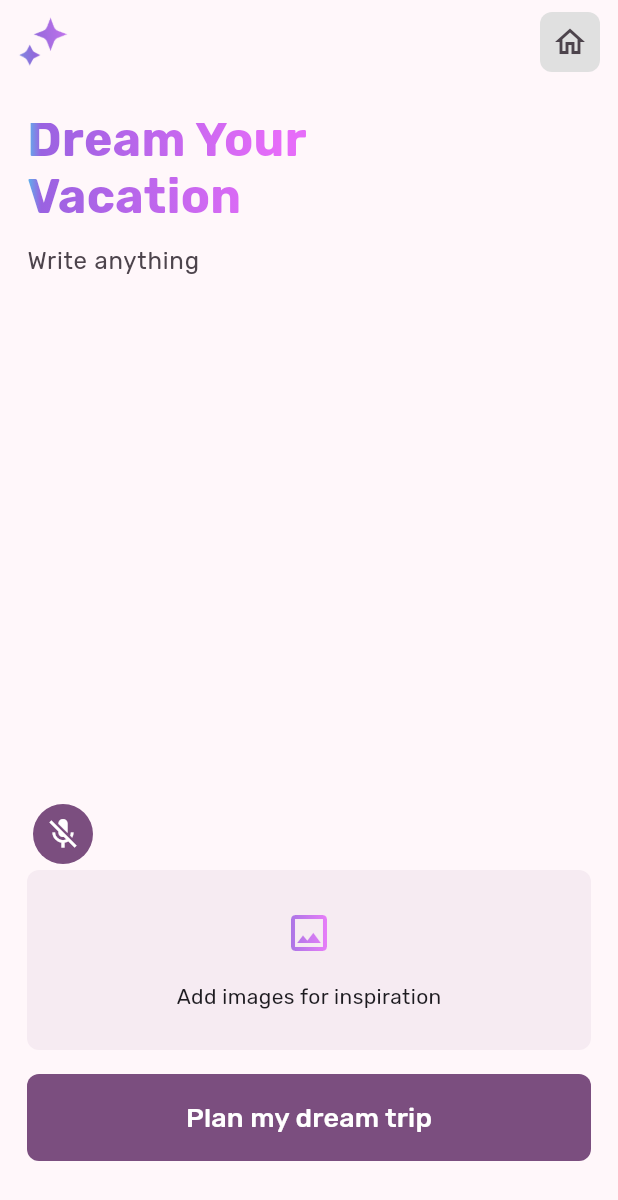
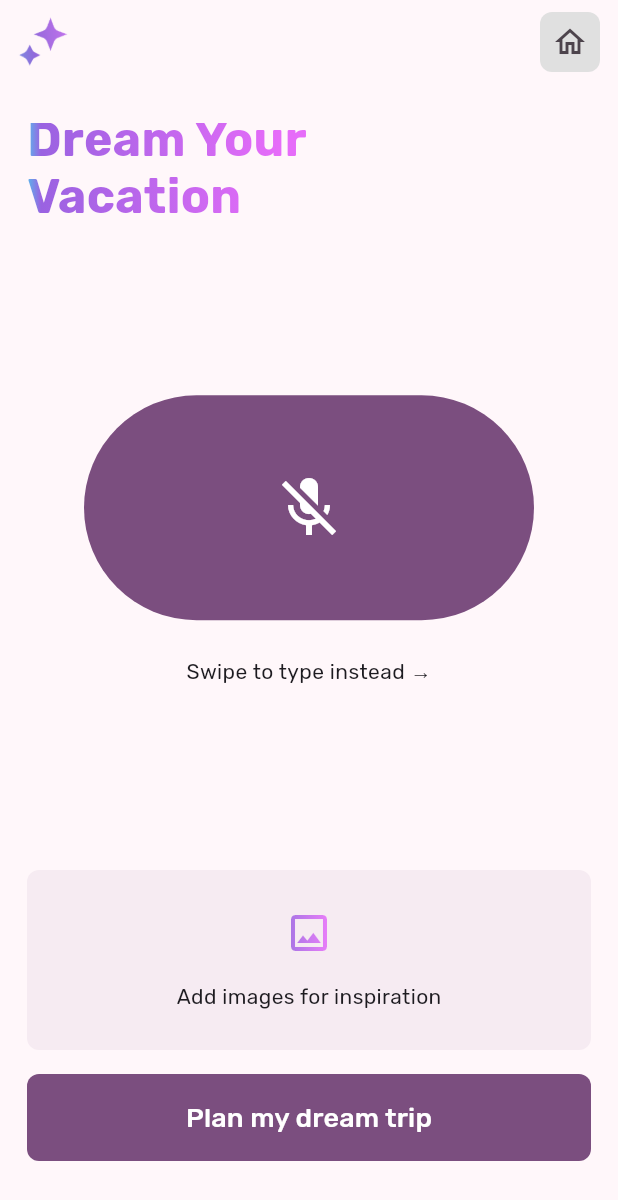
Before and after one commit to FirebaseExtended/compass-ai-travel-planning-sample-flutter, a Flutter app: the screen it shows after launch, on a phone screen of 412 x 824 dp. Shown: the top 1200 px of the screen. Run offline on Flutter 3.47's test engine with Material 3 defaults, Android fonts, the phone set to English and light mode, and no system bars; our stand-ins replace flutter_animate, go_router, google_fonts, image_picker, speech_to_text.

Commit message:
large microphone button & text input within a scrolling pageview

```diff
--- a/lib/screens/ai/form.dart
+++ b/lib/screens/ai/form.dart
@@ -134,6 +134,27 @@ class _FormScreenState extends State<FormScreen> {
               ),
             ),
             Expanded(
+              child: PageView(children: [
+                Column(
+                  mainAxisAlignment: MainAxisAlignment.center,
+                  children: [
+                    TalkToMe(onVoiceInput: (String input) {
+                      setState(() {
+                        _queryController.text = input;
+                      });
+                    }),
+                    const SizedBox.square(
+                      dimension: 24,
+                    ),
+                    const Text('Swipe to type instead →'),
+                  ],
+                ),
+                SizedBox(
+                  width: MediaQuery.sizeOf(context).width * .4,
+                  child: Card(
+                    child: Padding(
+                      padding: const EdgeInsets.symmetric(
+                          vertical: 8, horizontal: 16),
                       child: TextField(
                         controller: _queryController,
                         keyboardType: TextInputType.multiline,
@@ -144,12 +165,11 @@ class _FormScreenState extends State<FormScreen> {
                         ),
                       ),
                     ),
+                  ),
+                )
+              ]),
+            ),
             const SizedBox.square(dimension: 8),
-            TalkToMe(onVoiceInput: (String input) {
-              setState(() {
-                _queryController.text = input;
-              });
-            }),
             ImageSelector(
               onSelect: setImages,
             ),
@@ -266,8 +286,16 @@ class _TalkToMeState extends State<TalkToMe> {
 
   @override
   Widget build(BuildContext context) {
-    return IconButton(
+    return SizedBox(
+        width: 300,
+        height: 150,
+        child: IconButton(
           style: ButtonStyle(
+            shape: WidgetStatePropertyAll(
+              RoundedRectangleBorder(
+                borderRadius: BorderRadius.circular(100),
+              ),
+            ),
             backgroundColor: WidgetStatePropertyAll(
               isListening ? Colors.redAccent : Theme.of(context).primaryColor,
             ),
@@ -276,8 +304,16 @@ class _TalkToMeState extends State<TalkToMe> {
           onPressed: () {
             isListening ? _stopListening() : _startListening();
           },
-      icon: isListening ? const Icon(Icons.mic) : const Icon(Icons.mic_off),
-    );
+          icon: isListening
+              ? const Icon(
+                  Icons.mic,
+                  size: 48,
+                )
+              : const Icon(
+                  Icons.mic_off,
+                  size: 48,
+                ),
+        ));
   }
 }
 
```
Lines whose indentation alone changed are shown as unchanged.
